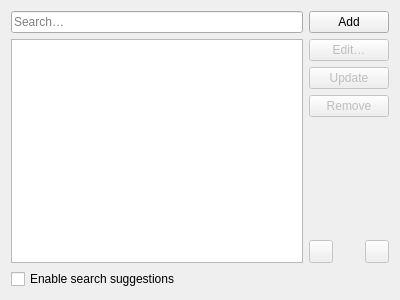
Before: the Qt Designer form src/ui/preferences/PreferencesSearchPageWidget.ui in OtterBrowser/otter-browser, drawn with Qt 5.
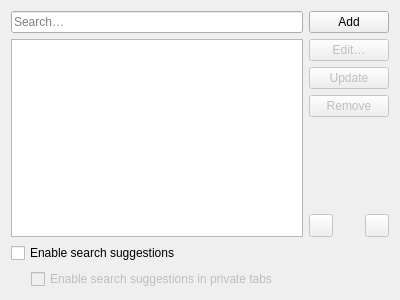
After: the same form once the commit is applied. Custom widgets are drawn as their Qt base class.

Commit message: Add placeholder for option to disable search suggestions in private tabs

What changed in the file:
```diff
--- a/src/ui/preferences/PreferencesSearchPageWidget.ui
+++ b/src/ui/preferences/PreferencesSearchPageWidget.ui
@@ -143,6 +143,39 @@
      </property>
     </widget>
    </item>
+   <item>
+    <layout class="QHBoxLayout" name="enableSearchSuggestionsInPrivateTabsLayout">
+     <property name="spacing">
+      <number>0</number>
+     </property>
+     <item>
+      <spacer name="enableSearchSuggestionsInPrivateTabsSpacer">
+       <property name="orientation">
+        <enum>Qt::Horizontal</enum>
+       </property>
+       <property name="sizeType">
+        <enum>QSizePolicy::Fixed</enum>
+       </property>
+       <property name="sizeHint" stdset="0">
+        <size>
+         <width>20</width>
+         <height>0</height>
+        </size>
+       </property>
+      </spacer>
+     </item>
+     <item>
+      <widget class="QCheckBox" name="enableSearchSuggestionsInPrivateTabsCheckBox">
+       <property name="enabled">
+        <bool>false</bool>
+       </property>
+       <property name="text">
+        <string>Enable search suggestions in private tabs</string>
+       </property>
+      </widget>
+     </item>
+    </layout>
+   </item>
   </layout>
  </widget>
  <customwidgets>
```
Left out of the diff: 4 changed lines with no effect on the pictures. The commit also changes 2 other files.
